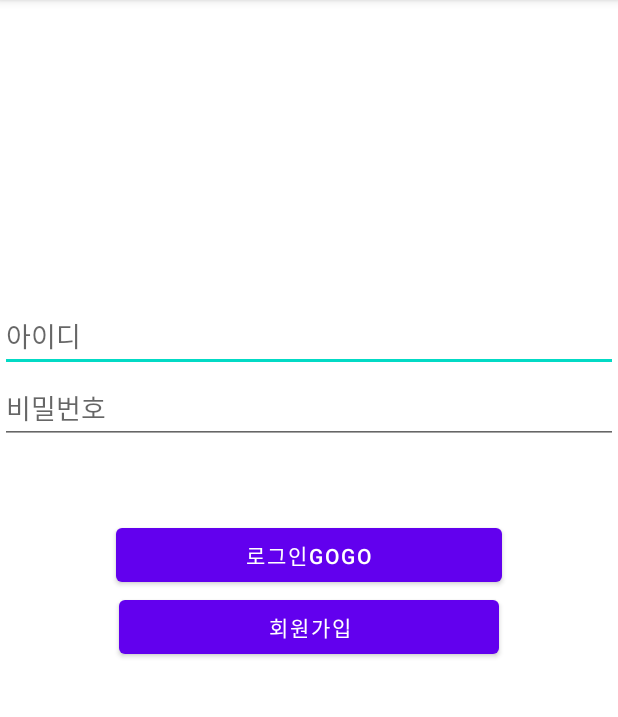
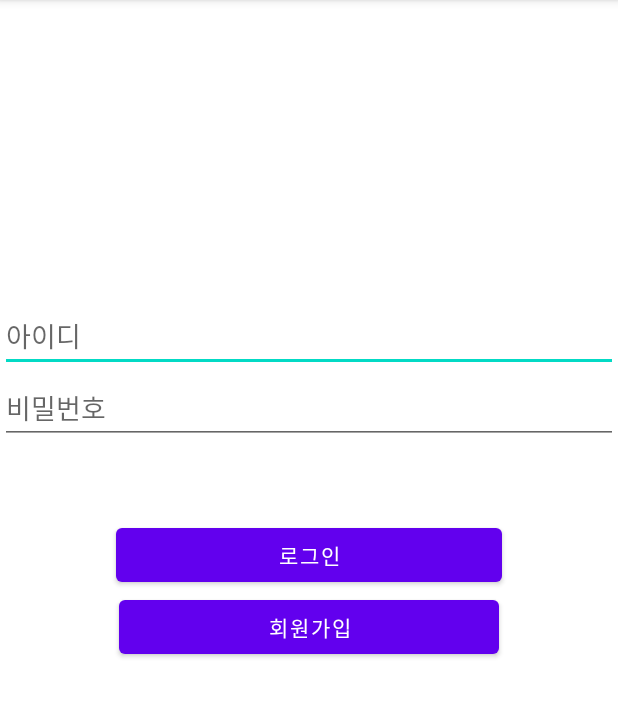
Before and after one commit to iiii666/sangsangplus, an Android app: the screen it shows after launch (MainActivity), on a phone screen of 412 x 824 dp, the part 84-801 px from its top. Run offline under Robolectric (Android 15) with nearby library versions, the phone set to English and light mode, and no system bars; our stand-ins replace Volley.

Commit message:
go 지움

```diff
--- a/loginapp/app/src/main/res/layout/activity_main.xml
+++ b/loginapp/app/src/main/res/layout/activity_main.xml
@@ -29,7 +29,7 @@
         android:layout_marginTop="50dp"
         android:layout_gravity="center_horizontal"
         android:gravity="center"
-        android:text="로그인gogo" />
+        android:text="로그인" />
 
 
     <Button
```
